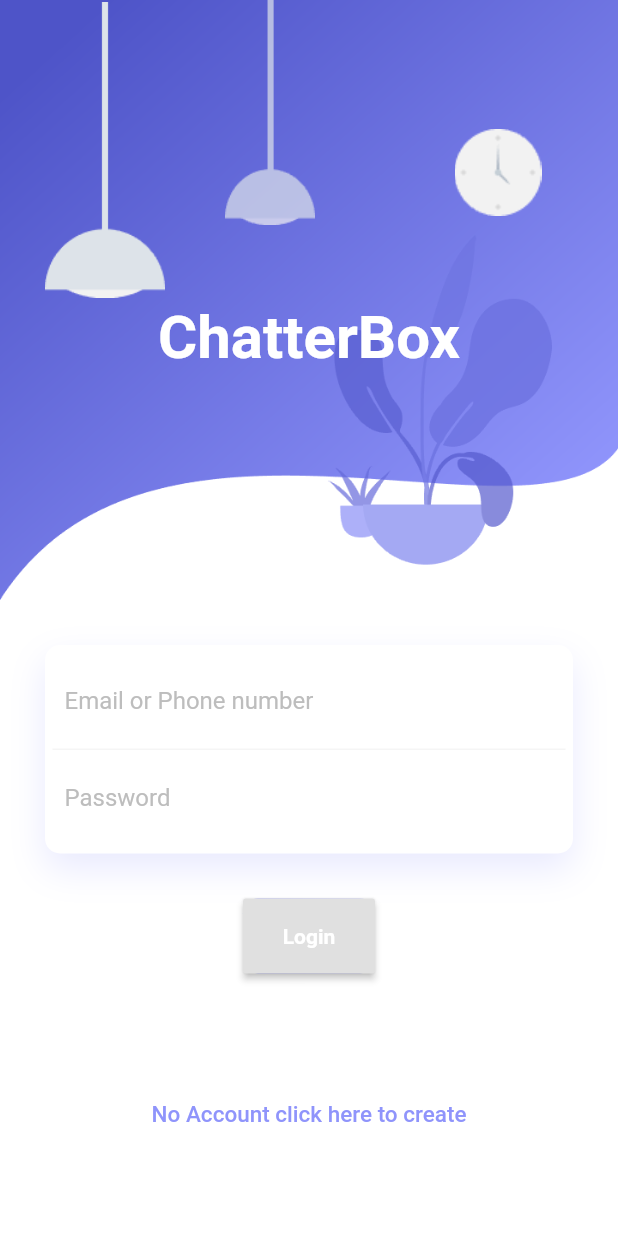
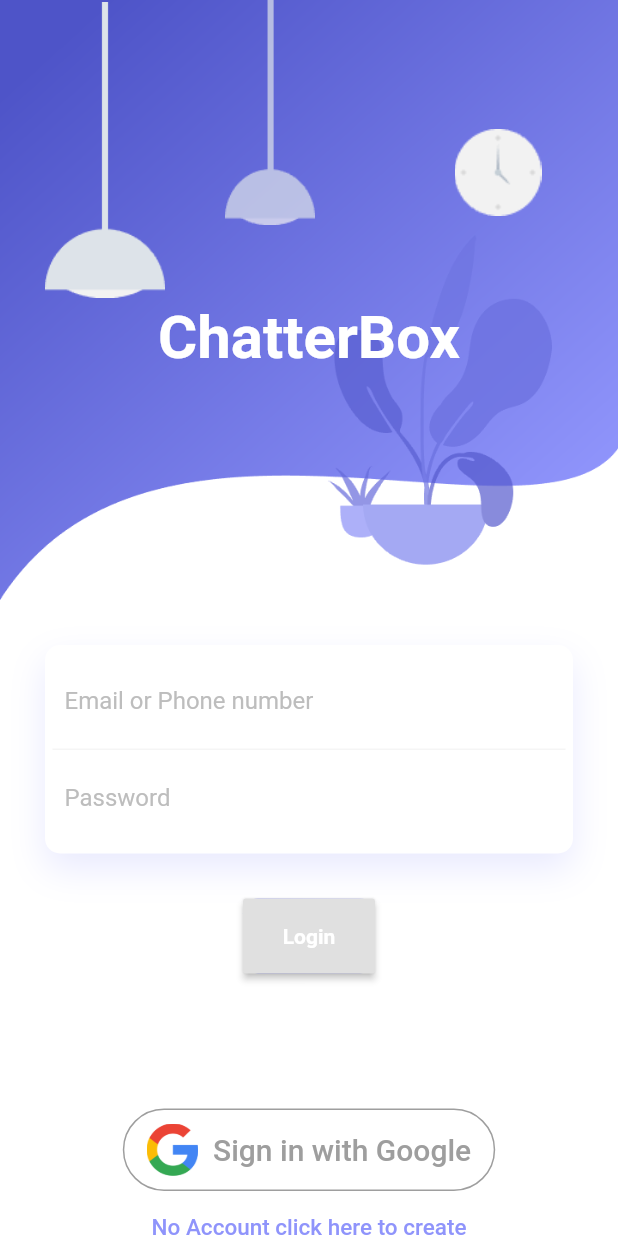
Before and after one commit to ble9/ChatterBox, a Flutter app: the screen it shows after launch, on a phone screen of 412 x 824 dp. Run offline on Flutter 3.47's test engine with Material 2 defaults, Android fonts, the phone set to English and light mode, and no system bars; our stand-ins replace firebase_auth, firebase_core, google_sign_in, simple_animations, youtube_player_flutter; accounts and stored records are empty.

Commit message:
google sign in

```diff
--- a/lib/screens/siginin_screen.dart
+++ b/lib/screens/siginin_screen.dart
@@ -1,4 +1,3 @@
-
 import 'package:ChatterBox/Animation/FadeAnimation.dart';
 import 'package:ChatterBox/controller/firebasecontroller.dart';
 import 'package:ChatterBox/screens/signup_screen.dart';
@@ -7,6 +6,8 @@ import 'package:firebase_auth/firebase_auth.dart';
 import 'package:flutter/material.dart';
 
 import 'home_screen.dart';
+import 'package:firebase_core/firebase_core.dart';
+import 'package:google_sign_in/google_sign_in.dart';
 
 class SignInScreen extends StatefulWidget {
   static const routeName = '/signInScreen';
@@ -41,33 +42,33 @@ class _SignInState extends State<SignInScreen> {
                   decoration: BoxDecoration(
                       image: DecorationImage(
                           image: AssetImage('assets/images/background.png'),
-                          fit: BoxFit.fill
-                      )
-                  ),
+                          fit: BoxFit.fill)),
                   child: Stack(
                     children: <Widget>[
                       Positioned(
                         left: 30,
                         width: 80,
                         height: 200,
-                        child: FadeAnimation(1, Container(
+                        child: FadeAnimation(
+                            1,
+                            Container(
                               decoration: BoxDecoration(
                                   image: DecorationImage(
-                                  image: AssetImage('assets/images/light-1.png')
-                              )
-                          ),
+                                      image: AssetImage(
+                                          'assets/images/light-1.png'))),
                             )),
                       ),
                       Positioned(
                         left: 140,
                         width: 80,
                         height: 150,
-                        child: FadeAnimation(1.3, Container(
+                        child: FadeAnimation(
+                            1.3,
+                            Container(
                               decoration: BoxDecoration(
                                   image: DecorationImage(
-                                  image: AssetImage('assets/images/light-2.png')
-                              )
-                          ),
+                                      image: AssetImage(
+                                          'assets/images/light-2.png'))),
                             )),
                       ),
                       Positioned(
@@ -75,19 +76,28 @@ class _SignInState extends State<SignInScreen> {
                         top: 40,
                         width: 80,
                         height: 150,
-                        child: FadeAnimation(1.5, Container(
+                        child: FadeAnimation(
+                            1.5,
+                            Container(
                               decoration: BoxDecoration(
                                   image: DecorationImage(
-                                  image: AssetImage('assets/images/clock.png')
-                              )
-                          ),
+                                      image: AssetImage(
+                                          'assets/images/clock.png'))),
                             )),
                       ),
                       Positioned(
-                        child: FadeAnimation(1.6, Container(
+                        child: FadeAnimation(
+                            1.6,
+                            Container(
                               margin: EdgeInsets.only(top: 50),
                               child: Center(
-                            child: Text("ChatterBox", style: TextStyle(color: Colors.white, fontSize: 40, fontWeight: FontWeight.bold),),
+                                child: Text(
+                                  "ChatterBox",
+                                  style: TextStyle(
+                                      color: Colors.white,
+                                      fontSize: 40,
+                                      fontWeight: FontWeight.bold),
+                                ),
                               ),
                             )),
                       )
@@ -98,7 +108,9 @@ class _SignInState extends State<SignInScreen> {
                   padding: EdgeInsets.all(30.0),
                   child: Column(
                     children: <Widget>[
-                      FadeAnimation(1.8, Container(
+                      FadeAnimation(
+                          1.8,
+                          Container(
                             padding: EdgeInsets.all(5),
                             decoration: BoxDecoration(
                                 color: Colors.white,
@@ -107,23 +119,22 @@ class _SignInState extends State<SignInScreen> {
                                   BoxShadow(
                                       color: Color.fromRGBO(143, 148, 251, .2),
                                       blurRadius: 20.0,
-                                  offset: Offset(0, 10)
-                              )
-                            ]
-                        ),
+                                      offset: Offset(0, 10))
+                                ]),
                             child: Column(
                               children: <Widget>[
                                 Container(
                                   padding: EdgeInsets.all(8.0),
                                   decoration: BoxDecoration(
-                                  border: Border(bottom: BorderSide(color: Colors.grey[100]))
-                              ),
+                                      border: Border(
+                                          bottom: BorderSide(
+                                              color: Colors.grey[100]))),
                                   child: TextFormField(
                                     decoration: InputDecoration(
                                         border: InputBorder.none,
                                         hintText: "Email or Phone number",
-                                    hintStyle: TextStyle(color: Colors.grey[400])
-                                ),
+                                        hintStyle:
+                                            TextStyle(color: Colors.grey[400])),
                                     keyboardType: TextInputType.emailAddress,
                                     autocorrect: false,
                                     validator: con.validatorEmail,
@@ -136,8 +147,8 @@ class _SignInState extends State<SignInScreen> {
                                     decoration: InputDecoration(
                                         border: InputBorder.none,
                                         hintText: "Password",
-                                    hintStyle: TextStyle(color: Colors.grey[400])
-                                ),
+                                        hintStyle:
+                                            TextStyle(color: Colors.grey[400])),
                                     obscureText: true,
                                     autocorrect: false,
                                     validator: con.validatorPassword,
@@ -147,31 +158,43 @@ class _SignInState extends State<SignInScreen> {
                               ],
                             ),
                           )),
-                      SizedBox(height: 30,),
-                      FadeAnimation(2, Container(
+                      SizedBox(
+                        height: 30,
+                      ),
+                      FadeAnimation(
+                          2,
+                          Container(
                             height: 50,
                             decoration: BoxDecoration(
                                 borderRadius: BorderRadius.circular(10),
-                            gradient: LinearGradient(
-                                colors: [
+                                gradient: LinearGradient(colors: [
                                   Color.fromRGBO(143, 148, 251, 1),
                                   Color.fromRGBO(143, 148, 251, .6),
-                                ]
-                            )
+                                ])),
+                            child: RaisedButton(
+                              child: Text(
+                                "Login",
+                                style: TextStyle(
+                                    color: Colors.white,
+                                    fontWeight: FontWeight.bold),
                               ),
-
-                        child: RaisedButton(
-                          child: Text("Login", style: TextStyle(color: Colors.white, fontWeight: FontWeight.bold),),
                               onPressed: con.signIn,
                             ),
-                      )
+                          )),
+                      Center(
+                          child: SizedBox(
+                        height: 70,
+                      )),
+                      SizedBox(
+                        height: 20,
                       ),
-                      Center(child: SizedBox(height: 70,)
-                      ),
+                      _signInButton(),
                       FlatButton(
                         onPressed: con.signUp,
                         child: Text('No Account click here to create',
-                            style: TextStyle(fontSize: 15.0 , color: Color.fromRGBO(143, 148, 251, 1))),
+                            style: TextStyle(
+                                fontSize: 15.0,
+                                color: Color.fromRGBO(143, 148, 251, 1))),
                       ),
 //                      FlatButton(
 //                          child: FadeAnimation(1.5, Text("Forgot Password?", style: TextStyle(color: Color.fromRGBO(143, 148, 251, 1)),))),
@@ -181,10 +204,44 @@ class _SignInState extends State<SignInScreen> {
               ],
             ),
           ),
+        ));
+  }
+
+  Widget _signInButton() {
+    return OutlineButton(
+      splashColor: Colors.grey,
+      onPressed: con.signInWithGoogle,
+      shape: RoundedRectangleBorder(borderRadius: BorderRadius.circular(40)),
+      highlightElevation: 0,
+      borderSide: BorderSide(color: Colors.grey),
+      child: Padding(
+        padding: const EdgeInsets.fromLTRB(0, 10, 0, 10),
+        child: Row(
+          mainAxisSize: MainAxisSize.min,
+          mainAxisAlignment: MainAxisAlignment.center,
+          children: <Widget>[
+            Image(
+                image: AssetImage("assets/images/google_logo.png"),
+                height: 35.0),
+            Padding(
+              padding: const EdgeInsets.only(left: 10),
+              child: Text(
+                'Sign in with Google',
+                style: TextStyle(
+                  fontSize: 20,
+                  color: Colors.grey,
+                ),
+              ),
             )
+          ],
+        ),
+      ),
     );
   }
 }
+
+
+
 
 class _Controller {
   _SignInState _state;
@@ -195,6 +252,49 @@ class _Controller {
   String password;
 
   final FirebaseAuth _auth = FirebaseAuth.instance;
+  final GoogleSignIn googleSignIn = GoogleSignIn();
+
+Future<String> signInWithGoogle() async {
+    MyDialog.circularProgressStart(_state.context);
+
+    await Firebase.initializeApp();
+
+    final GoogleSignInAccount googleSignInAccount = await googleSignIn.signIn();
+    final GoogleSignInAuthentication googleSignInAuthentication =
+        await googleSignInAccount.authentication;
+
+    final AuthCredential credential = GoogleAuthProvider.credential(
+      accessToken: googleSignInAuthentication.accessToken,
+      idToken: googleSignInAuthentication.idToken,
+    );
+
+    final UserCredential authResult =
+        await _auth.signInWithCredential(credential);
+    final User user = authResult.user;
+
+    if (user != null) {
+      assert(!user.isAnonymous);
+      assert(await user.getIdToken() != null);
+
+      final User currentUser = _auth.currentUser;
+      assert(user.uid == currentUser.uid);
+
+      print('signInWithGoogle succeeded: $user');
+
+      MyDialog.circularProgressEnd(_state.context);
+
+      //2. navigate to User Home screen to display photomemo
+      Navigator.pushReplacementNamed(_state.context, HomeScreen.routeName,
+          arguments: {'user': user});
+
+      return '$user';
+    } else {
+      print('signInWithGoogle failed');
+    }
+
+    return null;
+  }
+
 
   void signIn() async {
     if (!_state.formKey.currentState.validate()) {
@@ -249,5 +349,4 @@ class _Controller {
   void signUp() async {
     Navigator.pushNamed(_state.context, SignUpScreen.routeName);
   }
-
 }
```
Also changed, not shown: lib/screens/home_screen.dart (+15 -1 lines), pubspec.yaml (+8 -1 lines), assets/images/google_logo.png (added), pubspec.lock, 1 other file. Lines whose indentation alone changed are shown as unchanged.
